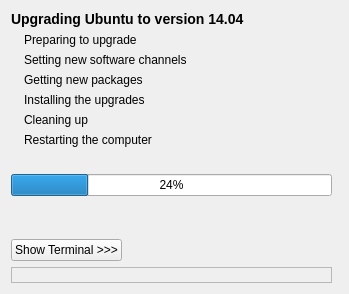
Qt form DistUpgrade/window_main.ui (stek29/ubuntu-release-upgrader) before a commit.
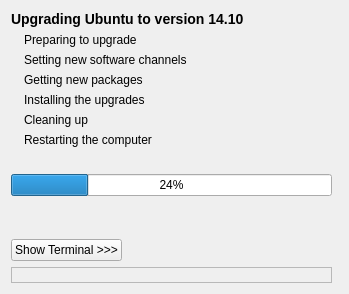
The same form after that commit.

Commit message: * data/DistUpgrade.cfg:   - updated for trusty->utopic   - updated kernel remove version   - add ubuntu-gnome-desktop meta package   - remove no longer needed configuration entries * data/removal_blacklist.cfg:   - add ubuntu-gnome-desktop * DistUpgrade/{Devel,EOF,}ReleaseAccounement, DistUpgrade/window_main.ui:   - updated for utopic * DistUpgrade/dist-upgrade.py:   - move from py2 to py3 * pre-build.sh:   - update demotions   - use py3 version of apt_btrfs_snapshot.py * tests/Makefile:   - removed, not used anymore * DistUpgrade/DistUpgradeCache.py:   - remove py2ism

```diff
--- a/DistUpgrade/window_main.ui
+++ b/DistUpgrade/window_main.ui
@@ -235,7 +235,7 @@
    <item row="0" column="0" colspan="4" >
     <widget class="QLabel" name="label_title" >
      <property name="text" >
-      <string>&lt;b>&lt;big>Upgrading Ubuntu to version 14.04&lt;/big>&lt;/b></string>
+      <string>&lt;b>&lt;big>Upgrading Ubuntu to version 14.10&lt;/big>&lt;/b></string>
      </property>
      <property name="wordWrap" >
       <bool>false</bool>
```
The commit also changes 11 other files.
